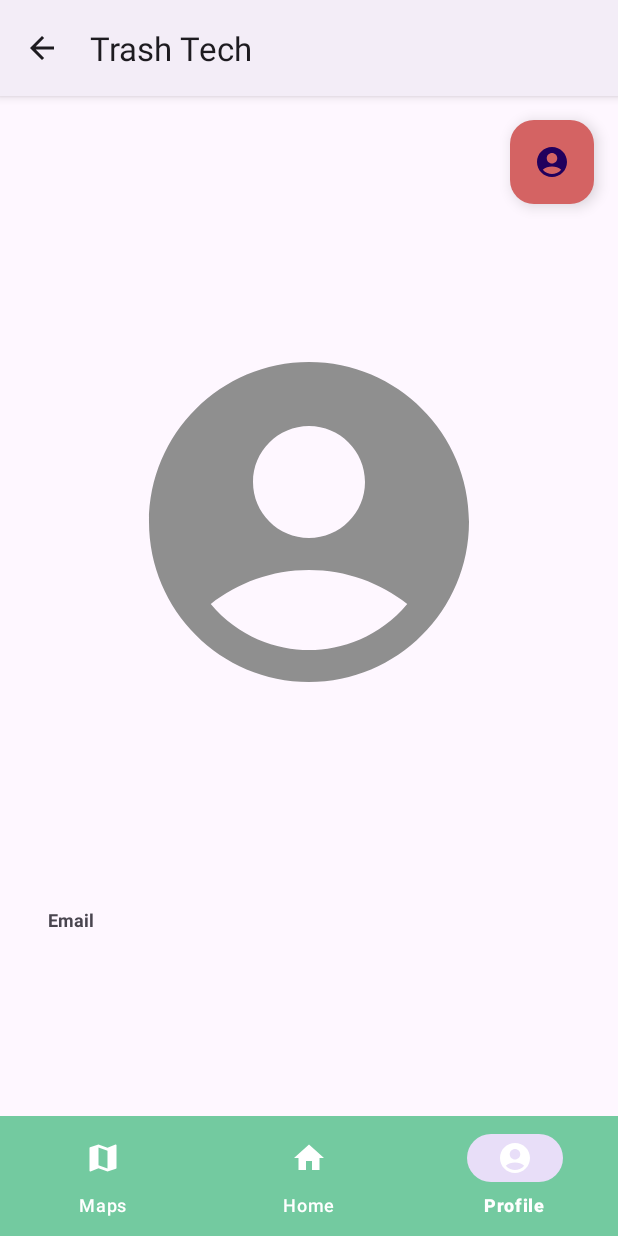
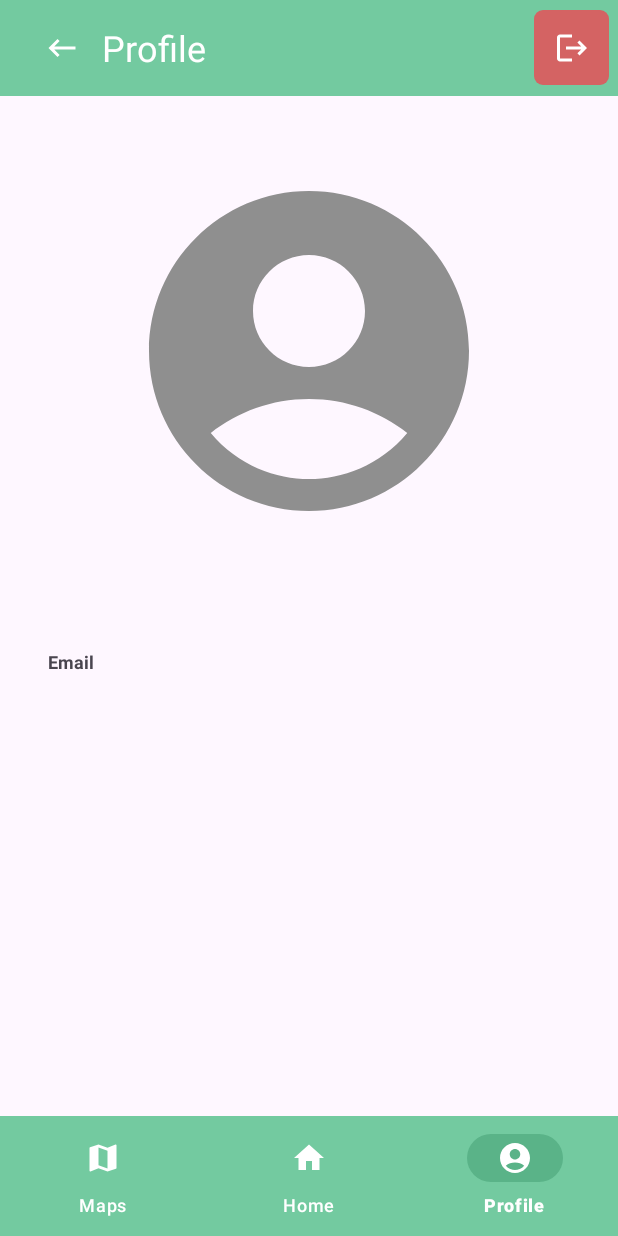
Before and after one commit to syamsudinhilmi/trashtech-project, an Android app: the ProfileActivity screen opened directly, with no data from a screen before it, on a phone screen of 412 x 824 dp. Run offline under Robolectric (Android 15) with nearby library versions, the phone set to English and light mode, and no system bars; our stand-ins replace CircleImageView.

Commit message:
perbaikan bottom nav dan action bar

```diff
--- a/app/src/main/AndroidManifest.xml
+++ b/app/src/main/AndroidManifest.xml
@@ -17,7 +17,8 @@
 			android:exported="false" />
 		<activity
 			android:name=".ui.activity.ProfileActivity"
-			android:exported="false" />
+			android:exported="false"
+			/>
 		<!--
 			 TODO: Before you run your application, you need a Google Maps API key.
 
--- a/app/src/main/java/com/playdeadrespawn/trashtech/ui/BottomNavigationUtils.kt
+++ b/app/src/main/java/com/playdeadrespawn/trashtech/ui/BottomNavigationUtils.kt
@@ -24,14 +24,13 @@ object BottomNavigationUtils {
 
     private fun <T> startActivity(context: Context, cls: Class<T>) {
         val intent = Intent(context, cls)
-        intent.flags = Intent.FLAG_ACTIVITY_CLEAR_TASK or Intent.FLAG_ACTIVITY_NEW_TASK
+        intent.flags = Intent.FLAG_ACTIVITY_CLEAR_TOP or Intent.FLAG_ACTIVITY_SINGLE_TOP
         context.startActivity(intent)
     }
 
-    fun startMainActivity(context: Context) {
-        val intent = Intent(context, MainActivity::class.java)
-        intent.flags = Intent.FLAG_ACTIVITY_CLEAR_TASK or Intent.FLAG_ACTIVITY_NEW_TASK
-        context.startActivity(intent)
-    }
-
+//    fun startMainActivity(context: Context) {
+//        val intent = Intent(context, MainActivity::class.java)
+//        intent.flags = Intent.FLAG_ACTIVITY_CLEAR_TASK or Intent.FLAG_ACTIVITY_NEW_TASK
+//        context.startActivity(intent)
+//    }
 }
--- a/app/src/main/java/com/playdeadrespawn/trashtech/ui/activity/MainActivity.kt
+++ b/app/src/main/java/com/playdeadrespawn/trashtech/ui/activity/MainActivity.kt
@@ -1,19 +1,24 @@
 package com.playdeadrespawn.trashtech.ui.activity
 
 import android.content.Intent
+import android.graphics.drawable.ColorDrawable
 import androidx.appcompat.app.AppCompatActivity
 import android.os.Bundle
+import android.util.Log
+import android.widget.Toast
+import androidx.core.content.ContextCompat
 import com.playdeadrespawn.trashtech.R
 import com.playdeadrespawn.trashtech.databinding.ActivityMainBinding
 import com.playdeadrespawn.trashtech.ui.BottomNavigationUtils
-import com.playdeadrespawn.trashtech.ui.BottomNavigationUtils.handleBottomNavigation
-
 class MainActivity : AppCompatActivity() {
     private lateinit var binding: ActivityMainBinding
     override fun onCreate(savedInstanceState: Bundle?) {
         super.onCreate(savedInstanceState)
         binding = ActivityMainBinding.inflate(layoutInflater)
         setContentView(binding.root)
+
+        supportActionBar?.hide()
+        supportActionBar?.setBackgroundDrawable(ColorDrawable(ContextCompat.getColor(this, R.color.primary)))
 
         binding.btnCamera.setOnClickListener{
             startActivity(Intent(this, SignUpActivity::class.java))
@@ -23,12 +28,20 @@ class MainActivity : AppCompatActivity() {
             startActivity(Intent(this, MapsActivity::class.java))
         }
 
+        binding.btnKlasifikasi.setOnClickListener{
+            startActivity(Intent(this, ResultActivity::class.java))
+        }
+    }
+
+    override fun onStart() {
         val bottomNavView = binding.bottomNavView
         bottomNavView.selectedItemId = R.id.home
+        bottomNavView.itemActiveIndicatorColor = getColorStateList(R.color.dark_primary)
         bottomNavView.setOnItemSelectedListener  { item ->
             BottomNavigationUtils.handleBottomNavigation(this, item.itemId)
             true
         }
-
+        Log.d("start", "onstart")
+        super.onStart()
     }
 }
--- a/app/src/main/java/com/playdeadrespawn/trashtech/ui/activity/MapsActivity.kt
+++ b/app/src/main/java/com/playdeadrespawn/trashtech/ui/activity/MapsActivity.kt
@@ -1,7 +1,11 @@
 package com.playdeadrespawn.trashtech.ui.activity
 
+import android.content.Intent
+import android.graphics.drawable.ColorDrawable
 import androidx.appcompat.app.AppCompatActivity
 import android.os.Bundle
+import android.view.MenuItem
+import androidx.core.content.ContextCompat
 
 import com.google.android.gms.maps.CameraUpdateFactory
 import com.google.android.gms.maps.GoogleMap
@@ -23,6 +27,11 @@ class MapsActivity : AppCompatActivity(), OnMapReadyCallback {
 
         binding = ActivityMapsBinding.inflate(layoutInflater)
         setContentView(binding.root)
+
+        supportActionBar?.setDisplayHomeAsUpEnabled(true)
+        supportActionBar?.setHomeAsUpIndicator(R.drawable.baseline_keyboard_backspace_24)
+        supportActionBar?.setBackgroundDrawable(ColorDrawable(ContextCompat.getColor(this, R.color.primary)))
+
 
         // Obtain the SupportMapFragment and get notified when the map is ready to be used.
         val mapFragment = supportFragmentManager
@@ -48,4 +57,13 @@ class MapsActivity : AppCompatActivity(), OnMapReadyCallback {
         mMap.addMarker(MarkerOptions().position(sydney).title("Marker in Sydney"))
         mMap.moveCamera(CameraUpdateFactory.newLatLng(sydney))
     }
+
+    override fun onOptionsItemSelected(item: MenuItem): Boolean {
+        when (item.itemId) {
+            android.R.id.home -> {
+                startActivity(Intent(this, MainActivity::class.java))
+            }
+        }
+        return super.onOptionsItemSelected(item)
+    }
 }
--- a/app/src/main/java/com/playdeadrespawn/trashtech/ui/activity/ProfileActivity.kt
+++ b/app/src/main/java/com/playdeadrespawn/trashtech/ui/activity/ProfileActivity.kt
@@ -1,8 +1,13 @@
 package com.playdeadrespawn.trashtech.ui.activity
 
+import android.content.Intent
+import android.graphics.drawable.ColorDrawable
 import androidx.appcompat.app.AppCompatActivity
 import android.os.Bundle
+import android.util.Log
 import android.view.MenuItem
+import android.widget.Toast
+import androidx.core.content.ContextCompat
 import com.playdeadrespawn.trashtech.R
 import com.playdeadrespawn.trashtech.databinding.ActivityProfileBinding
 import com.playdeadrespawn.trashtech.ui.BottomNavigationUtils
@@ -14,22 +19,29 @@ class ProfileActivity : AppCompatActivity() {
         binding = ActivityProfileBinding.inflate(layoutInflater)
         setContentView(binding.root)
 
-        supportActionBar?.setDisplayHomeAsUpEnabled(true)
+        supportActionBar?.hide()
+//        setSupportActionBar(binding.materialToolBarProfile)
+//        supportActionBar?.setDisplayHomeAsUpEnabled(true)
 
+        binding.actionLogout.setOnClickListener{
+            startActivity(Intent(this, SigninActivity::class.java))
+        }
+
+        binding.actionBack.setOnClickListener{
+            startActivity(Intent(this, MainActivity::class.java))
+        }
+
+    }
+
+    override fun onStart() {
         val bottomNavView = binding.bottomNavView
         bottomNavView.selectedItemId = R.id.profile
-        bottomNavView.setOnItemSelectedListener { item ->
+        bottomNavView.itemActiveIndicatorColor = getColorStateList(R.color.dark_primary)
+        bottomNavView.setOnItemSelectedListener  { item ->
             BottomNavigationUtils.handleBottomNavigation(this, item.itemId)
             true
         }
-    }
-
-    override fun onOptionsItemSelected(item: MenuItem): Boolean {
-        when (item.itemId) {
-            android.R.id.home -> {
-                BottomNavigationUtils.startMainActivity(this)
-            }
-        }
-        return super.onOptionsItemSelected(item)
+        Log.d("start", "onstart")
+        super.onStart()
     }
 }
--- /dev/null
+++ b/app/src/main/res/drawable/baseline_keyboard_backspace_24.xml
@@ -0,0 +1,5 @@
+<vector android:autoMirrored="true" android:height="24dp"
+    android:tint="#FFFFFF" android:viewportHeight="24"
+    android:viewportWidth="24" android:width="24dp" xmlns:android="http://schemas.android.com/apk/res/android">
+    <path android:fillColor="@android:color/white" android:pathData="M21,11H6.83l3.58,-3.59L9,6l-6,6 6,6 1.41,-1.41L6.83,13H21z"/>
+</vector>
--- /dev/null
+++ b/app/src/main/res/drawable/baseline_logout_24.xml
@@ -0,0 +1,5 @@
+<vector android:autoMirrored="true" android:height="24dp"
+    android:tint="#ffffff" android:viewportHeight="24"
+    android:viewportWidth="24" android:width="24dp" xmlns:android="http://schemas.android.com/apk/res/android">
+    <path android:fillColor="@android:color/white" android:pathData="M17,7l-1.41,1.41L18.17,11H8v2h10.17l-2.58,2.58L17,17l5,-5zM4,5h8V3H4c-1.1,0 -2,0.9 -2,2v14c0,1.1 0.9,2 2,2h8v-2H4V5z"/>
+</vector>
--- /dev/null
+++ b/app/src/main/res/drawable/square_button.xml
@@ -0,0 +1,4 @@
+<?xml version="1.0" encoding="utf-8"?>
+<shape xmlns:android="http://schemas.android.com/apk/res/android">
+    <corners android:radius="6dp" />
+</shape>
--- /dev/null
+++ b/app/src/main/res/drawable/square_button_solid.xml
@@ -0,0 +1,5 @@
+<?xml version="1.0" encoding="utf-8"?>
+<shape xmlns:android="http://schemas.android.com/apk/res/android">
+    <corners android:radius="6dp" />
+    <solid android:color="@color/destroy"/>
+</shape>
--- a/app/src/main/res/layout/activity_main.xml
+++ b/app/src/main/res/layout/activity_main.xml
@@ -49,6 +49,7 @@
 
 
     <Button
+        android:id="@+id/btn_klasifikasi"
         android:layout_width="match_parent"
         android:layout_height="wrap_content"
         android:layout_marginHorizontal="30dp"
--- a/app/src/main/res/layout/activity_profile.xml
+++ b/app/src/main/res/layout/activity_profile.xml
@@ -6,36 +6,62 @@
 	android:layout_height="match_parent"
 	tools:context=".ui.activity.ProfileActivity">
 
+	<com.google.android.material.appbar.MaterialToolbar
+		android:id="@+id/material_tool_bar_profile"
+		android:layout_width="match_parent"
+		android:layout_height="?attr/actionBarSize"
+		android:background="@color/primary"
+		app:titleTextColor="@color/white"
+		app:layout_constraintEnd_toEndOf="parent"
+		app:layout_constraintStart_toStartOf="parent"
+		app:layout_constraintTop_toTopOf="parent"
+		>
+
+		<!-- Tombol Kembali -->
+		<androidx.appcompat.widget.AppCompatImageButton
+			android:id="@+id/action_back"
+			android:layout_width="50dp"
+			android:layout_height="50dp"
+			android:layout_gravity="start"
+			android:background="@drawable/square_button"
+			android:src="@drawable/baseline_keyboard_backspace_24" />
+
+		<TextView
+			android:layout_width="wrap_content"
+			android:layout_height="wrap_content"
+			android:text="Profile"
+			android:textSize="24sp"
+			android:layout_gravity="start"
+			android:textColor="@color/white"
+			android:layout_marginLeft="18dp"/>
+
+		<!-- Tombol Logout -->
+		<androidx.appcompat.widget.AppCompatImageButton
+			android:id="@+id/action_logout"
+			android:layout_width="50dp"
+			android:layout_height="50dp"
+			android:layout_gravity="end"
+			android:layout_marginEnd="6dp"
+			android:background="@drawable/square_button_solid"
+			android:src="@drawable/baseline_logout_24" />
+
+	</com.google.android.material.appbar.MaterialToolbar>
+
 	<de.hdodenhof.circleimageview.CircleImageView
 		android:id="@+id/profile_image"
 		android:layout_width="256dp"
 		android:layout_height="256dp"
-		android:layout_marginTop="156dp"
+		android:layout_marginTop="106dp"
 		android:src="@drawable/ic_preview_profile"
 		app:layout_constraintEnd_toEndOf="parent"
 		app:layout_constraintStart_toStartOf="parent"
 		app:layout_constraintTop_toTopOf="parent" />
 
 
-
-	<com.google.android.material.floatingactionbutton.FloatingActionButton
-		android:id="@+id/fab_logout"
-		android:layout_width="wrap_content"
-		android:layout_height="wrap_content"
-		android:layout_margin="16dp"
-		android:backgroundTint="@color/destroy"
-		android:src="@drawable/ic_preview_profile"
-		android:tintMode="multiply"
-		app:elevation="6dp"
-
-		app:layout_constraintEnd_toEndOf="parent"
-		app:layout_constraintTop_toTopOf="parent" />
-
 	<TextView
 		android:id="@+id/tv_username"
 		android:layout_width="wrap_content"
 		android:layout_height="wrap_content"
-		android:layout_marginTop="48dp"
 		tools:text="Nama Pengguna"
 		android:textSize="24sp"
 		android:textStyle="bold"
@@ -47,7 +73,7 @@
 		android:id="@+id/tv_email"
 		android:layout_width="wrap_content"
 		android:layout_height="wrap_content"
-		android:layout_marginTop="48dp"
+		android:layout_marginTop="38dp"
 		android:text="Email"
 		android:layout_marginStart="32dp"
 		android:textSize="12sp"
--- a/app/src/main/res/menu/bottom_nav_menu.xml
+++ b/app/src/main/res/menu/bottom_nav_menu.xml
@@ -3,6 +3,7 @@
     <item
         android:id="@+id/maps"
         android:title="Maps"
+        android:enabled="true"
         android:icon="@drawable/baseline_map_24"/>
 
     <item
--- a/app/src/main/res/values-night/themes.xml
+++ b/app/src/main/res/values-night/themes.xml
@@ -2,6 +2,8 @@
 	<!-- Base application theme. -->
 	<style name="Base.Theme.TrashTech" parent="Theme.Material3.DayNight">
 		<!-- Customize your dark theme here. -->
-		<!-- <item name="colorPrimary">@color/my_dark_primary</item> -->
+		 <item name="colorPrimary">@color/primary</item>
+		<item name="colorControlNormal">@color/white</item>
+		<item name="titleTextColor">@color/white</item>
 	</style>
 </resources>
--- a/app/src/main/res/values/colors.xml
+++ b/app/src/main/res/values/colors.xml
@@ -3,6 +3,7 @@
 	<color name="black">#FF000000</color>
 	<color name="white">#FFFFFFFF</color>
 	<color name="primary">#73CAA0</color>
+	<color name="dark_primary">#5AB388</color>
 	<color name="secondary">#F2FFF5</color>
 	<color name="dark">#363636</color>
 	<color name="destroy">#D46363</color>
--- a/app/src/main/res/values/themes.xml
+++ b/app/src/main/res/values/themes.xml
@@ -2,7 +2,9 @@
 	<!-- Base application theme. -->
 	<style name="Base.Theme.TrashTech" parent="Theme.Material3.DayNight">
 		<!-- Customize your light theme here. -->
-		<!-- <item name="colorPrimary">@color/my_light_primary</item> -->
+		<item name="colorPrimary">@color/primary</item>
+		<item name="titleTextColor">@color/white</item>
+		<item name="colorControlNormal">@color/white</item>
 	</style>
 
 	<style name="Theme.TrashTech" parent="Base.Theme.TrashTech" />
```
